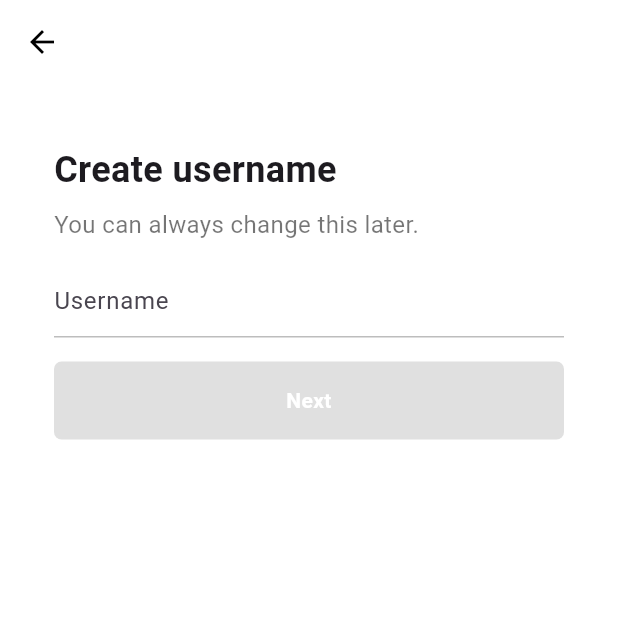
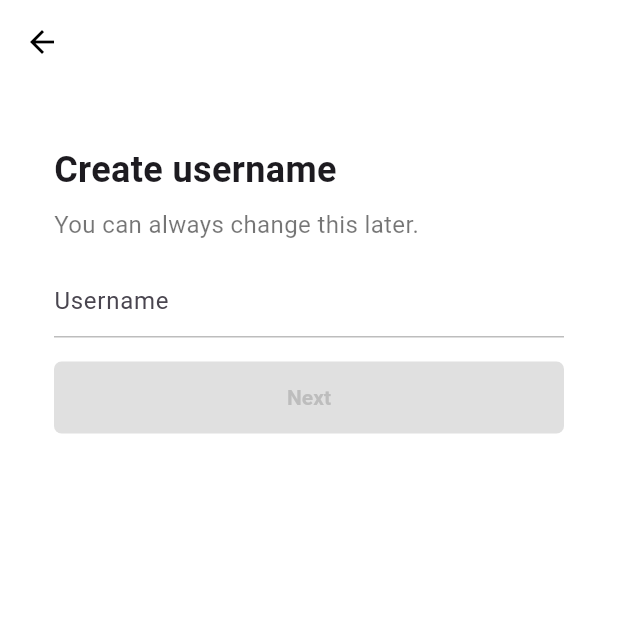
Before and after one commit to viva-lee/tiktok_clone, a Flutter app: the UsernameScreen screen opened directly, on a phone screen of 412 x 824 dp, the top half of it. Run offline on Flutter 3.47's test engine with Material 3 defaults, Android fonts, the phone set to English and light mode, and no system bars; our stand-ins replace font_awesome_flutter.

Commit message:
FormButton

```diff
--- a/lib/features/authentication/username_screen.dart
+++ b/lib/features/authentication/username_screen.dart
@@ -1,6 +1,8 @@
 import 'package:flutter/material.dart';
 import 'package:tiktok_clone/constants/gaps.dart';
 import 'package:tiktok_clone/constants/sizes.dart';
+import 'package:tiktok_clone/features/authentication/email_screen.dart';
+import 'package:tiktok_clone/features/authentication/widgets/form_button.dart';
 
 class UsernameScreen extends StatefulWidget {
   const UsernameScreen({super.key});
@@ -17,12 +19,26 @@ class _UsernameScreenState extends State<UsernameScreen> {
   @override
   void initState() {
     super.initState();
-
     _usernameController.addListener(() {
       setState(() {
         _username = _usernameController.text;
       });
     });
+  }
+
+  @override
+  void dispose() {
+    _usernameController.dispose();
+    super.dispose();
+  }
+
+  void _onNextTap() {
+    if (_username.isEmpty) return;
+    Navigator.of(context).push(
+      MaterialPageRoute(
+        builder: (context) => const EmailScreen(),
+      ),
+    );
   }
 
   @override
@@ -73,27 +89,10 @@ class _UsernameScreenState extends State<UsernameScreen> {
               cursorColor: Theme.of(context).primaryColor,
             ),
             Gaps.v16,
-            FractionallySizedBox(
-              widthFactor: 1,
-              child: AnimatedContainer(
-                padding: const EdgeInsets.symmetric(vertical: Sizes.size16),
-                decoration: BoxDecoration(
-                  borderRadius: BorderRadius.circular(Sizes.size5),
-                  color: _username.isEmpty
-                      ? Colors.grey.shade300
-                      : Theme.of(context).primaryColor,
-                ),
-                duration: const Duration(milliseconds: 300),
-                child: const Text(
-                  "Next",
-                  textAlign: TextAlign.center,
-                  style: TextStyle(
-                    color: Colors.white,
-                    fontWeight: FontWeight.w600,
-                  ),
-                ),
-              ),
-            )
+            GestureDetector(
+              onTap: _onNextTap,
+              child: FormButton(disabled: _username.isEmpty),
+            ),
           ],
         ),
       ),
--- /dev/null
+++ b/lib/features/authentication/widgets/form_button.dart
@@ -0,0 +1,38 @@
+import 'package:flutter/material.dart';
+import 'package:tiktok_clone/constants/sizes.dart';
+
+class FormButton extends StatelessWidget {
+  const FormButton({
+    super.key,
+    required this.disabled,
+  });
+
+  final bool disabled;
+
+  @override
+  Widget build(BuildContext context) {
+    return FractionallySizedBox(
+      widthFactor: 1,
+      child: AnimatedContainer(
+        padding: const EdgeInsets.symmetric(vertical: Sizes.size16),
+        decoration: BoxDecoration(
+          borderRadius: BorderRadius.circular(Sizes.size5),
+          color:
+              disabled ? Colors.grey.shade300 : Theme.of(context).primaryColor,
+        ),
+        duration: const Duration(milliseconds: 300),
+        child: AnimatedDefaultTextStyle(
+          duration: const Duration(milliseconds: 300),
+          style: TextStyle(
+            color: disabled ? Colors.grey.shade400 : Colors.white,
+            fontWeight: FontWeight.w600,
+          ),
+          child: const Text(
+            "Next",
+            textAlign: TextAlign.center,
+          ),
+        ),
+      ),
+    );
+  }
+}
```
Also changed, not shown: lib/features/authentication/email_screen.dart (added, +80 -0 lines).
